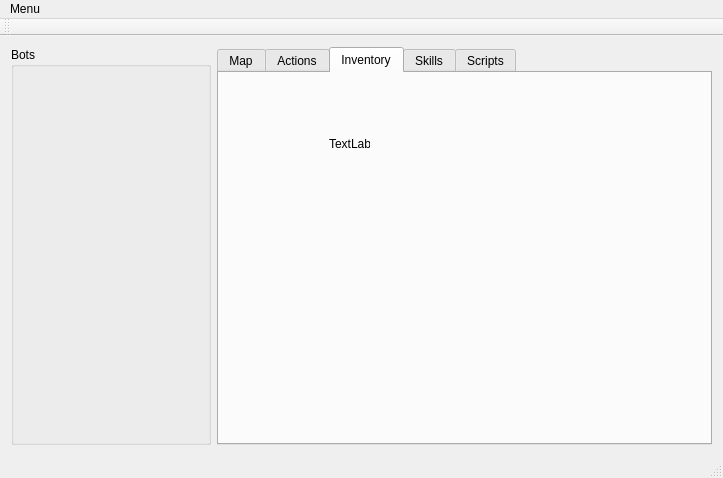
Before: the Qt Designer form mainwindow.ui in antonshtunder/l2botcontrol, drawn with Qt 5.
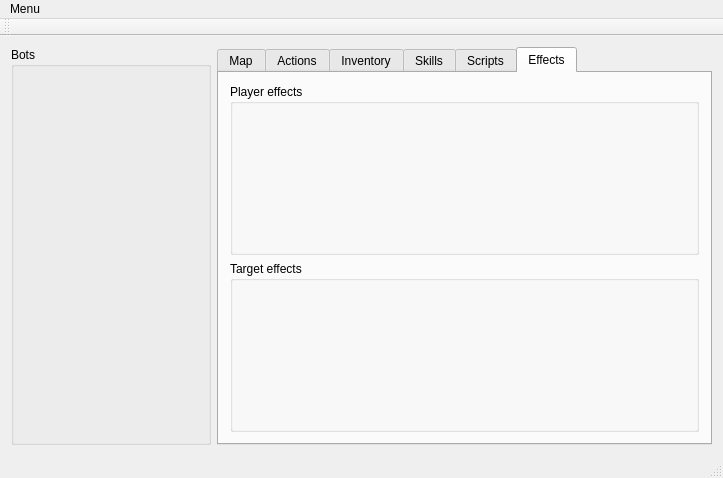
After: the same form once the commit is applied.

Diff of the .ui file:
```diff
--- a/mainwindow.ui
+++ b/mainwindow.ui
@@ -49,7 +49,7 @@
        </sizepolicy>
       </property>
       <property name="currentIndex">
-       <number>2</number>
+       <number>5</number>
       </property>
       <widget class="QWidget" name="mapTab">
        <attribute name="title">
@@ -133,6 +133,27 @@
         <string>Scripts</string>
        </attribute>
       </widget>
+      <widget class="QWidget" name="effectsTab">
+       <attribute name="title">
+        <string>Effects</string>
+       </attribute>
+       <layout class="QVBoxLayout" name="verticalLayout_2">
+        <item>
+         <widget class="QGroupBox" name="groupBox">
+          <property name="title">
+           <string>Player effects</string>
+          </property>
+         </widget>
+        </item>
+        <item>
+         <widget class="QGroupBox" name="groupBox_2">
+          <property name="title">
+           <string>Target effects</string>
+          </property>
+         </widget>
+        </item>
+       </layout>
+      </widget>
      </widget>
     </item>
    </layout>
```
